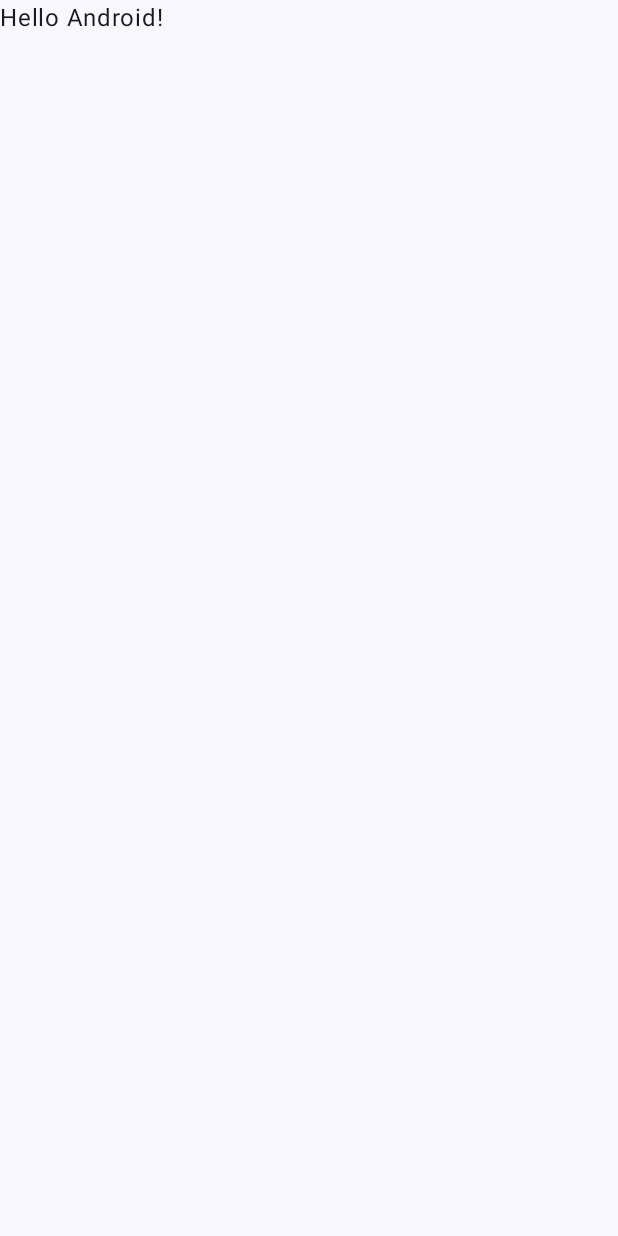
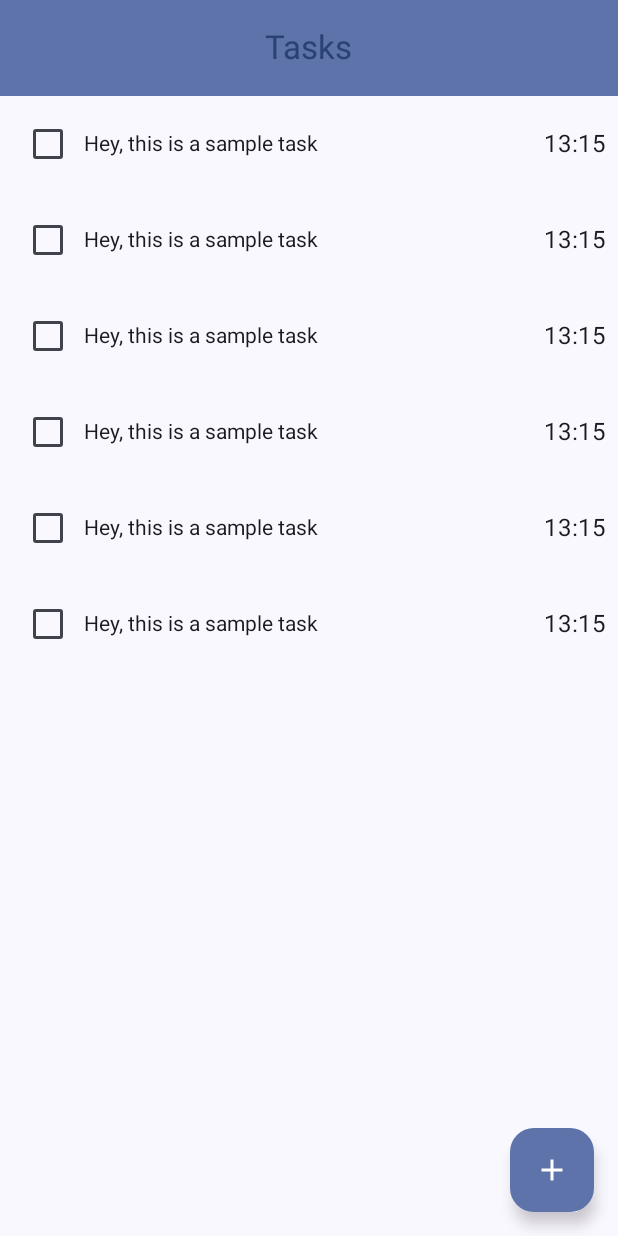
Before and after one commit to harundemir918/task_manager, an Android app built with Jetpack Compose: the screen it shows after launch (MainActivity), on a phone screen of 412 x 824 dp. Before the commit the screen is almost empty. Run offline under Robolectric (Android 15) with nearby library versions, the phone set to English and light mode, and no system bars.

Commit message:
feat: add task list and new task button

```diff
--- a/app/src/main/java/org/harundemir/taskmanager/MainActivity.kt
+++ b/app/src/main/java/org/harundemir/taskmanager/MainActivity.kt
@@ -1,16 +1,39 @@
+@file:OptIn(ExperimentalMaterial3Api::class)
+
 package org.harundemir.taskmanager
 
 import android.os.Bundle
 import androidx.activity.ComponentActivity
 import androidx.activity.compose.setContent
 import androidx.activity.enableEdgeToEdge
+import androidx.compose.foundation.layout.Arrangement
+import androidx.compose.foundation.layout.PaddingValues
+import androidx.compose.foundation.layout.Row
 import androidx.compose.foundation.layout.fillMaxSize
+import androidx.compose.foundation.layout.fillMaxWidth
 import androidx.compose.foundation.layout.padding
+import androidx.compose.foundation.layout.wrapContentHeight
+import androidx.compose.foundation.lazy.LazyColumn
+import androidx.compose.material.icons.Icons
+import androidx.compose.material.icons.filled.Add
+import androidx.compose.material3.CenterAlignedTopAppBar
+import androidx.compose.material3.Checkbox
+import androidx.compose.material3.ExperimentalMaterial3Api
+import androidx.compose.material3.FloatingActionButton
+import androidx.compose.material3.Icon
+import androidx.compose.material3.MaterialTheme
 import androidx.compose.material3.Scaffold
 import androidx.compose.material3.Text
+import androidx.compose.material3.TopAppBarDefaults
 import androidx.compose.runtime.Composable
+import androidx.compose.runtime.mutableStateOf
+import androidx.compose.runtime.remember
+import androidx.compose.ui.Alignment
 import androidx.compose.ui.Modifier
+import androidx.compose.ui.text.TextStyle
+import androidx.compose.ui.text.style.TextDecoration
 import androidx.compose.ui.tooling.preview.Preview
+import androidx.compose.ui.unit.dp
 import org.harundemir.taskmanager.ui.theme.TaskManagerTheme
 
 class MainActivity : ComponentActivity() {
@@ -19,29 +42,108 @@ class MainActivity : ComponentActivity() {
         enableEdgeToEdge()
         setContent {
             TaskManagerTheme {
-                Scaffold(modifier = Modifier.fillMaxSize()) { innerPadding ->
-                    Greeting(
-                        name = "Android",
-                        modifier = Modifier.padding(innerPadding)
-                    )
-                }
+                HomeScreen()
             }
         }
     }
 }
 
 @Composable
-fun Greeting(name: String, modifier: Modifier = Modifier) {
-    Text(
-        text = "Hello $name!",
-        modifier = modifier
+fun HomeScreen() {
+    Scaffold(
+        topBar = {
+            HomeScreenAppBar()
+        },
+        floatingActionButton = { AddTaskButton() },
+        modifier = Modifier.fillMaxSize()
+    ) { innerPadding ->
+        HomeScreenTaskList(innerPadding = innerPadding)
+    }
+}
+
+@Composable
+fun HomeScreenAppBar() {
+    CenterAlignedTopAppBar(
+        colors = TopAppBarDefaults.topAppBarColors(
+            containerColor = MaterialTheme.colorScheme.primaryContainer,
+            titleContentColor = MaterialTheme.colorScheme.primary,
+        ),
+        title = {
+            Text(text = "Tasks")
+        },
     )
+}
+
+@Composable
+fun HomeScreenTaskList(innerPadding: PaddingValues) {
+    LazyColumn(
+        modifier = Modifier.fillMaxWidth(),
+        contentPadding = innerPadding
+    ) {
+        item {
+            HomeScreenListTile()
+            HomeScreenListTile()
+            HomeScreenListTile()
+            HomeScreenListTile()
+            HomeScreenListTile()
+            HomeScreenListTile()
+        }
+    }
+}
+
+@Composable
+fun HomeScreenListTile() {
+    var completed = remember { mutableStateOf(false) }
+    var decoration =
+        remember {
+            mutableStateOf(
+                if (completed.value)
+                    TextDecoration.LineThrough
+                else
+                    TextDecoration.None
+            )
+        }
+
+    Row(
+        modifier = Modifier
+            .fillMaxWidth()
+            .padding(8.dp)
+            .wrapContentHeight(),
+        horizontalArrangement = Arrangement.SpaceBetween,
+        verticalAlignment = Alignment.CenterVertically,
+    ) {
+        Row(
+            verticalAlignment = Alignment.CenterVertically,
+        ) {
+            Checkbox(checked = completed.value, onCheckedChange = {
+                completed.value = it
+                decoration.value = if (completed.value)
+                    TextDecoration.LineThrough
+                else
+                    TextDecoration.None
+            })
+            Text(
+                text = "Hey, this is a sample task",
+                style = TextStyle(
+                    textDecoration = decoration.value
+                )
+            )
+        }
+        Text(text = "13:15")
+    }
+}
+
+@Composable
+fun AddTaskButton() {
+    FloatingActionButton(onClick = {}) {
+        Icon(Icons.Filled.Add, "Add Task")
+    }
 }
 
 @Preview(showBackground = true)
 @Composable
-fun GreetingPreview() {
+fun HomeScreenPreview() {
     TaskManagerTheme {
-        Greeting("Android")
+        HomeScreen()
     }
 }
```
